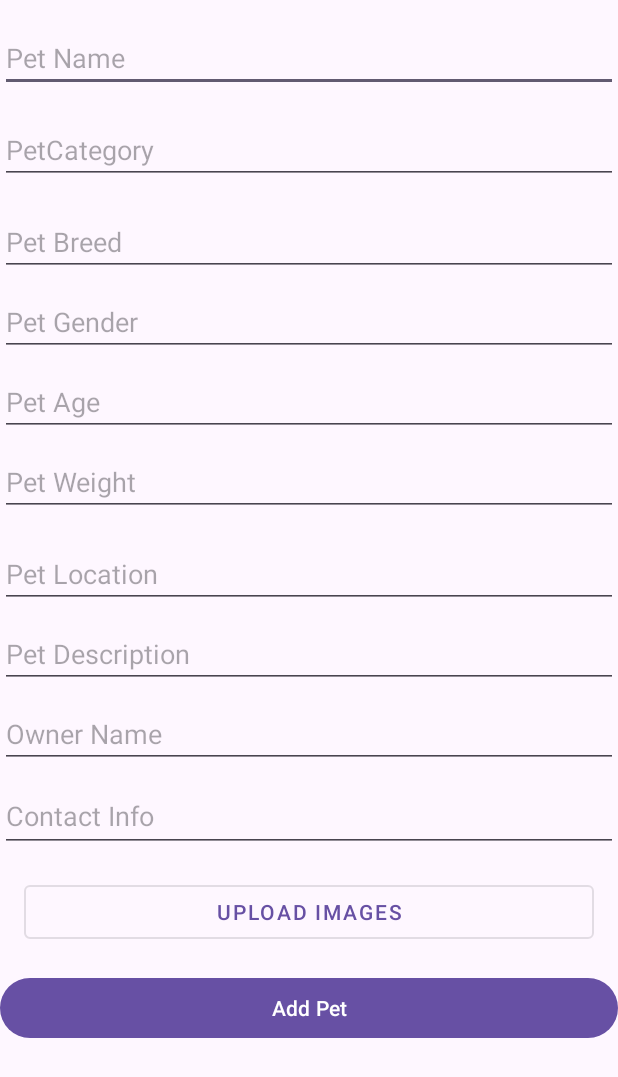
After one commit to mehadishakil/PETOPIA, an Android app: the AddAdoption screen opened directly, with no data from a screen before it, on a phone screen of 412 x 824 dp. The commit adds this screen. Shown: the top 1077 px of the screen. Run offline under Robolectric (Android 15) with nearby library versions, the phone set to English and light mode, and no system bars; Roboto replaces fonts that are not available here.

Commit message:
add pet for adoption screen added

```diff
--- a/app/src/main/AndroidManifest.xml
+++ b/app/src/main/AndroidManifest.xml
@@ -16,9 +16,11 @@
         android:theme="@style/Theme.Petopia"
         tools:targetApi="31">
         <activity
+            android:name=".view.AddAdoption"
+            android:exported="false" />
+        <activity
             android:name=".view.UploadArticle"
-            android:exported="true">
-        </activity>
+            android:exported="true"></activity>
         <activity
             android:name=".view.ViewProduct"
             android:exported="false" />
--- /dev/null
+++ b/app/src/main/java/com/example/petopia/view/AddAdoption.kt
@@ -0,0 +1,21 @@
+package com.example.petopia.view
+
+import android.os.Bundle
+import androidx.activity.enableEdgeToEdge
+import androidx.appcompat.app.AppCompatActivity
+import androidx.core.view.ViewCompat
+import androidx.core.view.WindowInsetsCompat
+import com.example.petopia.R
+
+class AddAdoption : AppCompatActivity() {
+    override fun onCreate(savedInstanceState: Bundle?) {
+        super.onCreate(savedInstanceState)
+        enableEdgeToEdge()
+        setContentView(R.layout.activity_add_adoption)
+        ViewCompat.setOnApplyWindowInsetsListener(findViewById(R.id.main)) { v, insets ->
+            val systemBars = insets.getInsets(WindowInsetsCompat.Type.systemBars())
+            v.setPadding(systemBars.left, systemBars.top, systemBars.right, systemBars.bottom)
+            insets
+        }
+    }
+}
--- /dev/null
+++ b/app/src/main/res/layout/activity_add_adoption.xml
@@ -0,0 +1,180 @@
+<?xml version="1.0" encoding="utf-8"?>
+<androidx.constraintlayout.widget.ConstraintLayout xmlns:android="http://schemas.android.com/apk/res/android"
+    xmlns:app="http://schemas.android.com/apk/res-auto"
+    xmlns:tools="http://schemas.android.com/tools"
+    android:id="@+id/main"
+    android:layout_width="match_parent"
+    android:layout_height="match_parent"
+    tools:context=".view.AddAdoption">
+
+    <ScrollView
+        android:layout_width="match_parent"
+        android:layout_height="match_parent">
+
+        <androidx.constraintlayout.widget.ConstraintLayout
+            android:layout_width="match_parent"
+            android:layout_height="match_parent">
+
+
+            <ImageView
+                android:id="@+id/adoptPetImage"
+                android:layout_width="match_parent"
+                android:layout_height="wrap_content"
+                android:src="@drawable/ic_cat2"
+                android:visibility="gone"
+                app:layout_constraintEnd_toEndOf="parent"
+                app:layout_constraintStart_toStartOf="parent"
+                app:layout_constraintTop_toTopOf="parent" />
+
+
+            <EditText
+                android:id="@+id/editTextPetName"
+                android:layout_width="0dp"
+                android:layout_height="wrap_content"
+                android:hint="Pet Name"
+                app:layout_constraintEnd_toEndOf="parent"
+                app:layout_constraintStart_toStartOf="parent"
+                app:layout_constraintTop_toBottomOf="@+id/adoptPetImage"
+                android:layout_marginTop="16dp"
+                android:inputType="text"/>
+
+            <EditText
+                android:id="@+id/EtPetCategory"
+                android:layout_width="0dp"
+                android:layout_height="wrap_content"
+                android:hint="PetCategory"
+                app:layout_constraintEnd_toEndOf="parent"
+                app:layout_constraintStart_toStartOf="parent"
+                app:layout_constraintTop_toBottomOf="@+id/editTextPetName"
+                android:layout_marginTop="16dp"
+                android:inputType="text"/>
+
+            <EditText
+                android:id="@+id/EtPetBreed"
+                android:layout_width="0dp"
+                android:layout_height="wrap_content"
+                android:hint="Pet Breed"
+                app:layout_constraintEnd_toEndOf="parent"
+                app:layout_constraintStart_toStartOf="parent"
+                app:layout_constraintTop_toBottomOf="@+id/EtPetCategory"
+                android:layout_marginTop="16dp"
+                android:inputType="text"/>
+
+            <EditText
+                android:id="@+id/editTextPetGender"
+                android:layout_width="0dp"
+                android:layout_height="wrap_content"
+                android:hint="Pet Gender"
+                app:layout_constraintEnd_toEndOf="parent"
+                app:layout_constraintStart_toStartOf="parent"
+                app:layout_constraintTop_toBottomOf="@+id/EtPetBreed"
+                android:layout_marginTop="8dp"
+                android:inputType="text"/>
+
+            <EditText
+                android:id="@+id/editTextPetAge"
+                android:layout_width="0dp"
+                android:layout_height="wrap_content"
+                android:hint="Pet Age"
+                app:layout_constraintEnd_toEndOf="parent"
+                app:layout_constraintStart_toStartOf="parent"
+                app:layout_constraintTop_toBottomOf="@+id/editTextPetGender"
+                android:layout_marginTop="8dp"
+                android:inputType="number"/>
+
+            <EditText
+                android:id="@+id/editTextPetWeight"
+                android:layout_width="0dp"
+                android:layout_height="wrap_content"
+                android:hint="Pet Weight"
+                app:layout_constraintEnd_toEndOf="parent"
+                app:layout_constraintStart_toStartOf="parent"
+                app:layout_constraintTop_toBottomOf="@+id/editTextPetAge"
+                android:layout_marginTop="8dp"
+                android:inputType="numberDecimal"/>
+
+            <!-- Add ImageView for selecting or capturing pet image -->
+            <ImageView
+                android:id="@+id/imageViewPet"
+                android:layout_width="0dp"
+                android:layout_height="0dp"
+                app:layout_constraintEnd_toEndOf="parent"
+                app:layout_constraintStart_toStartOf="parent"
+                app:layout_constraintTop_toBottomOf="@+id/editTextPetWeight"
+                android:layout_marginTop="8dp"
+                android:scaleType="centerCrop"/>
+
+            <EditText
+                android:id="@+id/editTextPetLocation"
+                android:layout_width="0dp"
+                android:layout_height="wrap_content"
+                android:hint="Pet Location"
+                app:layout_constraintEnd_toEndOf="parent"
+                app:layout_constraintStart_toStartOf="parent"
+                app:layout_constraintTop_toBottomOf="@+id/imageViewPet"
+                android:layout_marginTop="8dp"
+                android:inputType="text"/>
+
+            <EditText
+                android:id="@+id/editTextPetDescription"
+                android:layout_width="0dp"
+                android:layout_height="wrap_content"
+                android:hint="Pet Description"
+                app:layout_constraintEnd_toEndOf="parent"
+                app:layout_constraintStart_toStartOf="parent"
+                app:layout_constraintTop_toBottomOf="@+id/editTextPetLocation"
+                android:layout_marginTop="8dp"
+                android:inputType="textMultiLine"/>
+
+            <EditText
+                android:id="@+id/editTextOwnerName"
+                android:layout_width="0dp"
+                android:layout_height="wrap_content"
+                android:hint="Owner Name"
+                app:layout_constraintEnd_toEndOf="parent"
+                app:layout_constraintStart_toStartOf="parent"
+                app:layout_constraintTop_toBottomOf="@+id/editTextPetDescription"
+                android:layout_marginTop="8dp"
+                android:inputType="text"/>
+
+            <EditText
+                android:id="@+id/editTextContactInfo"
+                android:layout_width="0dp"
+                android:layout_height="wrap_content"
+                android:layout_marginTop="8dp"
+                android:hint="Contact Info"
+                android:inputType="phone"
+                android:minHeight="48dp"
+                app:layout_constraintEnd_toEndOf="parent"
+                app:layout_constraintStart_toStartOf="parent"
+                app:layout_constraintTop_toBottomOf="@+id/editTextOwnerName" />
+
+            <com.google.android.material.button.MaterialButton
+                android:id="@+id/BtnChooseImg"
+                style="@style/Widget.MaterialComponents.Button.OutlinedButton"
+                android:layout_width="0dp"
+                android:layout_height="wrap_content"
+                android:layout_marginStart="16dp"
+                android:layout_marginTop="16dp"
+                android:layout_marginEnd="16dp"
+                android:text="Upload Images"
+                app:layout_constraintEnd_toEndOf="parent"
+                app:layout_constraintStart_toStartOf="parent"
+                app:layout_constraintTop_toBottomOf="@+id/editTextContactInfo" />
+
+
+
+            <Button
+                android:id="@+id/btnAddPet"
+                android:layout_width="0dp"
+                android:layout_height="wrap_content"
+                android:text="Add Pet"
+                app:layout_constraintEnd_toEndOf="parent"
+                app:layout_constraintStart_toStartOf="parent"
+                app:layout_constraintTop_toBottomOf="@+id/BtnChooseImg"
+                android:layout_marginTop="16dp"/>
+
+        </androidx.constraintlayout.widget.ConstraintLayout>
+    </ScrollView>
+
+</androidx.constraintlayout.widget.ConstraintLayout>
--- a/app/src/main/res/layout/activity_display_products.xml
+++ b/app/src/main/res/layout/activity_display_products.xml
@@ -61,7 +61,7 @@
                 android:layout_marginStart="40dp"
                 android:layout_marginTop="20dp"
                 android:fontFamily="@font/nunito_sans_bold"
-                android:text="Barcelona"
+                android:text="Cat Food"
                 android:textColor="@color/black"
                 android:textSize="20sp"
                 android:textStyle="bold"
```
